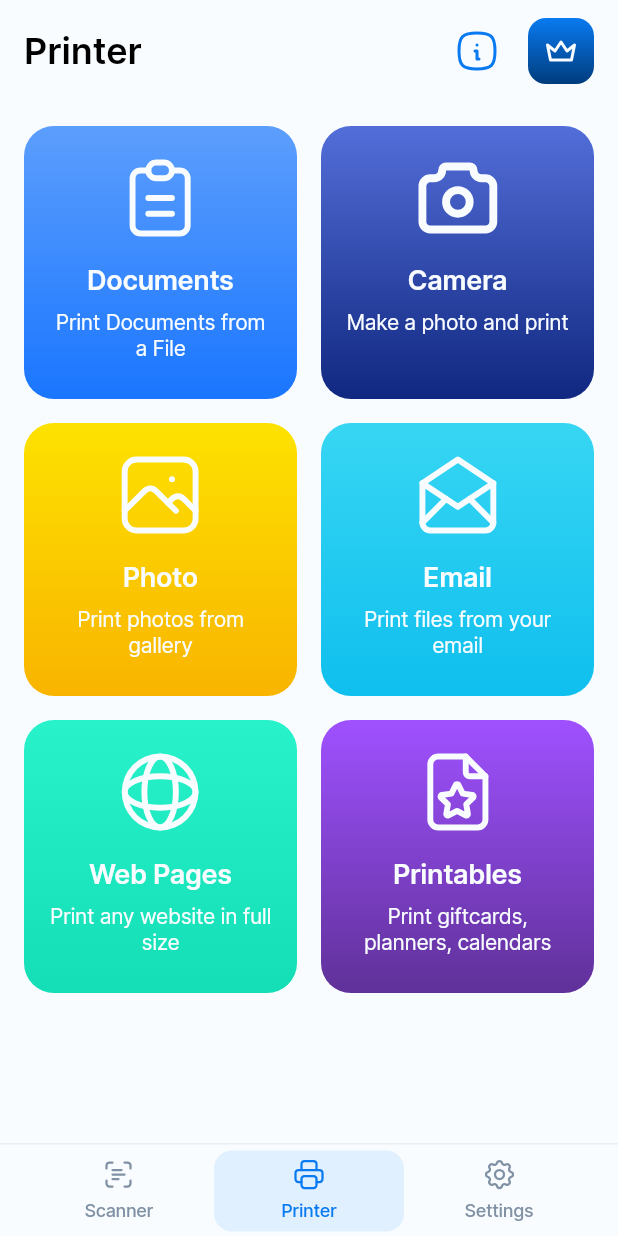
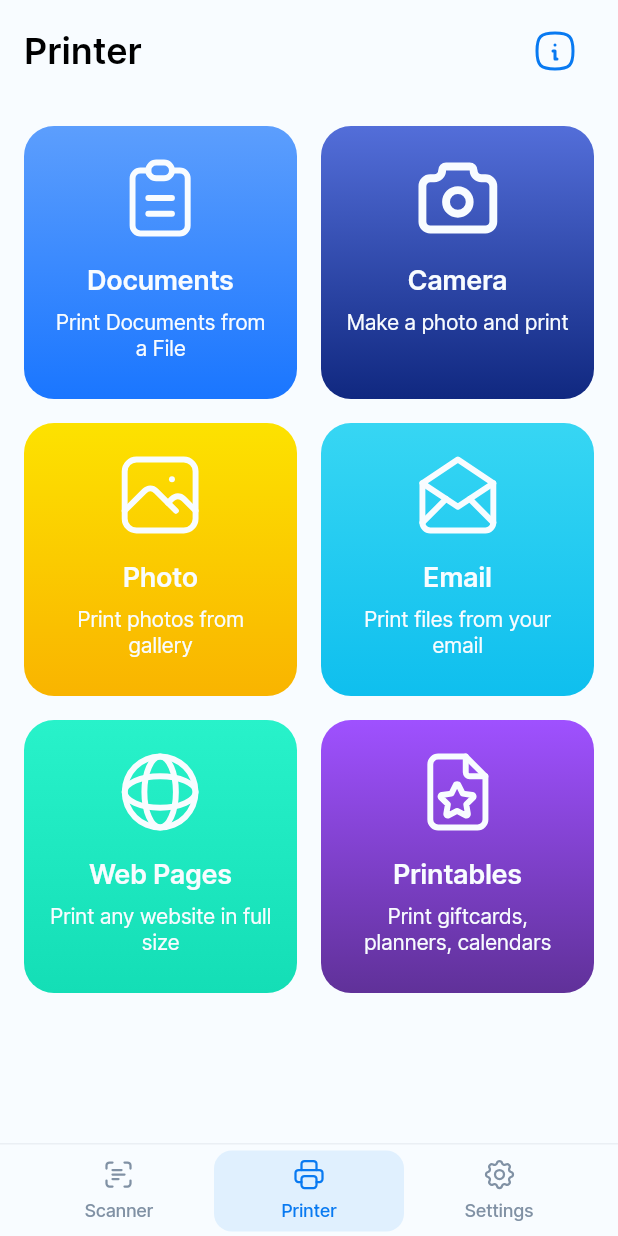
Before and after one commit to kent0505/printer_app, a Flutter app: the HomeScreen screen opened by its route, on a phone screen of 412 x 824 dp. Run offline on Flutter 3.47's test engine with Material 3 defaults, Android fonts, the phone set to English and light mode, and no system bars; our stand-ins replace cloud_firestore, connectivity_plus, file_picker, firebase_core, flutter_bloc, flutter_svg and 9 more; missing offline and left inert: cunning_document_scanner, google_mlkit_text_recognition, photo_manager, purchases_flutter, purchases_ui_flutter; accounts and stored records are empty; generated files the repository leaves out were written again.

Commit message:
vip done

```diff
--- a/lib/src/features/home/screens/home_screen.dart
+++ b/lib/src/features/home/screens/home_screen.dart
@@ -24,19 +24,20 @@ class _HomeScreenState extends State<HomeScreen> {
   @override
   void initState() {
     super.initState();
-    final vip = context.read<VipBloc>().state;
-    if (!vip.isVip) {
+    if (context.read<VipBloc>().state.isVip == false) {
+      WidgetsBinding.instance.addPostFrameCallback((_) {
         Future.delayed(
           const Duration(seconds: 1),
           () {
-          WidgetsBinding.instance.addPostFrameCallback((_) {
+            if (mounted) {
               VipSheet.show(
                 context,
                 identifier: Identifiers.paywall1,
               );
-          });
+            }
           },
         );
+      });
     }
   }
 
--- a/lib/src/features/home/widgets/home_appbar.dart
+++ b/lib/src/features/home/widgets/home_appbar.dart
@@ -4,9 +4,11 @@ import 'package:go_router/go_router.dart';
 
 import '../../../core/config/constants.dart';
 import '../../../core/config/my_colors.dart';
+import '../../../core/models/vip.dart';
 import '../../../core/widgets/button.dart';
 import '../../../core/widgets/svg_widget.dart';
 import '../../settings/screens/printer_wifi_screen.dart';
+import '../../vip/bloc/vip_bloc.dart';
 import '../../vip/screens/vip_sheet.dart';
 import '../bloc/home_bloc.dart';
 
@@ -53,8 +55,13 @@ class HomeAppbar extends StatelessWidget implements PreferredSizeWidget {
               width: 32,
             ),
           ),
-          const SizedBox(width: 8),
-          Button(
+          BlocBuilder<VipBloc, Vip>(
+            builder: (context, state) {
+              return state.isVip
+                  ? const SizedBox()
+                  : Padding(
+                      padding: const EdgeInsets.only(left: 8),
+                      child: Button(
                         onPressed: () {
                           VipSheet.show(
                             context,
@@ -80,6 +87,9 @@ class HomeAppbar extends StatelessWidget implements PreferredSizeWidget {
                           ),
                         ),
                       ),
+                    );
+            },
+          ),
         ],
       ],
     );
--- a/lib/src/features/printer/screens/printer_screen.dart
+++ b/lib/src/features/printer/screens/printer_screen.dart
@@ -99,7 +99,7 @@ class PrinterScreen extends StatelessWidget {
                   id: 5,
                   title: 'Web Pages',
                   description: 'Print any website in full size',
-                  locked: !isVip,
+                  locked: true,
                   onPressed: () {
                     isVip
                         ? context.push(WebPagesScreen.routePath)
@@ -114,7 +114,7 @@ class PrinterScreen extends StatelessWidget {
                   id: 6,
                   title: 'Printables',
                   description: 'Print giftcards, planners, calendars',
-                  locked: !isVip,
+                  locked: true,
                   onPressed: () {
                     isVip
                         ? context.push(PrintablesScreen.routePath)
--- a/lib/src/features/printer/widgets/printer_card.dart
+++ b/lib/src/features/printer/widgets/printer_card.dart
@@ -1,9 +1,12 @@
 import 'package:flutter/material.dart';
+import 'package:flutter_bloc/flutter_bloc.dart';
 
 import '../../../core/config/constants.dart';
 import '../../../core/config/my_colors.dart';
+import '../../../core/models/vip.dart';
 import '../../../core/widgets/button.dart';
 import '../../../core/widgets/svg_widget.dart';
+import '../../vip/bloc/vip_bloc.dart';
 
 class PrinterCard extends StatelessWidget {
   const PrinterCard({
@@ -98,13 +101,19 @@ class PrinterCard extends StatelessWidget {
             ),
           ),
           if (locked)
-            Positioned(
+            BlocBuilder<VipBloc, Vip>(
+              builder: (context, state) {
+                return state.isVip
+                    ? const SizedBox()
+                    : Positioned(
                         top: 8,
                         right: 8,
                         child: SvgWidget(
                           Assets.lock,
                           color: colors.tertiaryFour,
                         ),
+                      );
+              },
             ),
         ],
       ),
--- a/pubspec.yaml
+++ b/pubspec.yaml
@@ -35,8 +35,8 @@ dependencies:
   firebase_core: ^3.13.1
   cloud_firestore: ^5.6.8
   # vip
-  purchases_flutter: ^8.7.4
-  purchases_ui_flutter: ^8.7.4
+  purchases_flutter: ^8.8.1
+  purchases_ui_flutter: ^8.8.1
   ###
 dev_dependencies:
   flutter_test:
```
Also changed, not shown: lib/src/features/vip/bloc/vip_bloc.dart (+11 -16 lines), lib/src/features/vip/screens/vip_sheet.dart (+9 -4 lines), pubspec.lock, 2 other files. Lines whose indentation alone changed are shown as unchanged.
